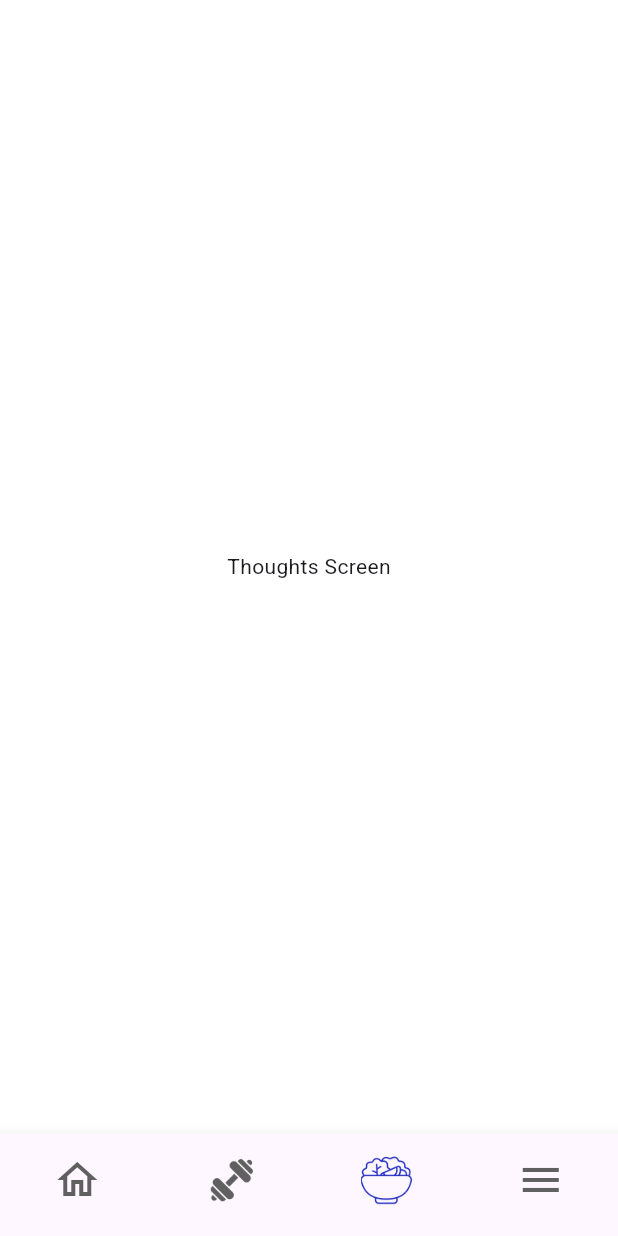
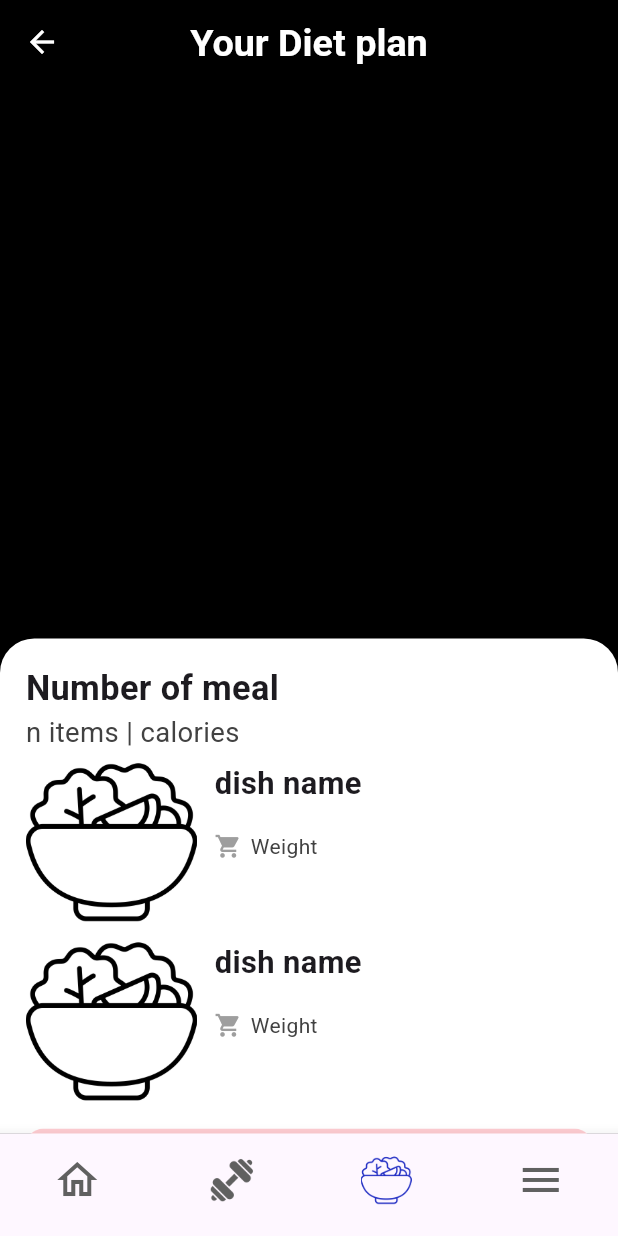
Before and after one commit to AhmedAbdelaziz207/Team-AR, a Flutter app: the RootScreen screen opened by its route, item 3 of the bottom bar chosen, on a phone screen of 412 x 824 dp. Run offline on Flutter 3.47's test engine with Material 3 defaults, Android fonts, the phone set to English and light mode, and no system bars; our stand-ins replace bloc, carousel_slider, dio, easy_localization, equatable, flutter_bloc and 6 more; accounts and stored records are empty; generated files the repository leaves out were written again.

Commit message:
+meals Screen

```diff
--- /dev/null
+++ b/lib/features/diet/diet_screen.dart
@@ -0,0 +1,52 @@
+import 'package:flutter/material.dart';
+import 'package:flutter_screenutil/flutter_screenutil.dart';
+import 'package:team_ar/core/theme/app_colors.dart';
+import 'package:team_ar/features/diet/widgets/meal_list.dart';
+
+class DietScreen extends StatelessWidget {
+  const DietScreen({super.key});
+
+  @override
+  Widget build(BuildContext context) {
+    return Scaffold(
+      backgroundColor: Colors.black,
+      appBar: PreferredSize(
+        preferredSize: Size.fromHeight(80.h),
+        child: AppBar(
+          backgroundColor: Colors.black,
+          elevation: 0,
+          leading: IconButton(
+            icon: const Icon(Icons.arrow_back, color: Colors.white),
+            onPressed: () => Navigator.pop(context),
+          ),
+          title: Text("Your Diet plan",
+              style: TextStyle(
+                  color: Colors.white,
+                  fontSize: 22.sp,
+                  fontWeight: FontWeight.bold)),
+          centerTitle: true,
+        ),
+      ),
+      body: DraggableScrollableSheet(
+
+        builder: (context, controller) {
+          return Container(
+            decoration: BoxDecoration(
+              color: Colors.white,
+              borderRadius: BorderRadius.only(
+                topLeft: Radius.circular(20.r),
+                topRight: Radius.circular(20.r),
+              ),
+            ),
+            child: ListView.builder(
+                itemCount: 2,
+                controller: controller,
+                itemBuilder: (context, index) {
+                  return const MealList();
+                }),
+          );
+        },
+      ),
+    );
+  }
+}
--- /dev/null
+++ b/lib/features/diet/widgets/health_alert.dart
@@ -0,0 +1,34 @@
+import 'package:flutter/material.dart';
+import 'package:flutter_screenutil/flutter_screenutil.dart';
+
+import '../../../core/theme/app_colors.dart';
+
+class HealthAlert extends StatelessWidget {
+  final String message ;
+  const HealthAlert({super.key, required this.message});
+
+  @override
+  Widget build(BuildContext context) {
+    return  Container(
+      padding:  EdgeInsets.all(12.sp),
+      margin:  EdgeInsets.symmetric(vertical: 10.h),
+      decoration: BoxDecoration(
+        color: Colors.red.shade100,
+        borderRadius: BorderRadius.circular(10.sp),
+      ),
+      child:  Row(
+        children: [
+          Icon(Icons.info, color: AppColors.orange),
+          SizedBox(width: 10.w),
+           Expanded(
+            child: Text(
+              maxLines: 1,
+              message,
+              style: const TextStyle(color: AppColors.red, fontWeight: FontWeight.bold),
+            ),
+          ),
+        ],
+      ),
+    );
+  }
+}
--- /dev/null
+++ b/lib/features/diet/widgets/meal_item.dart
@@ -0,0 +1,62 @@
+import 'package:flutter/material.dart';
+import 'package:flutter_screenutil/flutter_screenutil.dart';
+
+class MealItem extends StatelessWidget {
+  final String imagePath;
+
+  final String weight;
+  final String dishName;
+
+  const MealItem(
+      {super.key, required this.imagePath, required this.weight, required this.dishName});
+
+  @override
+  Widget build(BuildContext context) {
+    return Column(
+      children: [
+        Row(children: [
+          ClipRRect(
+              borderRadius: BorderRadius.circular(10.sp),
+              child: Image.asset(
+                imagePath,
+                height: 100.h,
+                width: 100.w,
+              )),
+          Expanded(
+            child: Padding(
+              padding:
+              EdgeInsets.only(bottom: 25.0.h, left: 10.w),
+              child: Column(
+                crossAxisAlignment: CrossAxisAlignment.start,
+                children: [
+                  Text(
+                    dishName,
+                    style: TextStyle(
+                        fontWeight: FontWeight.bold,
+                        fontSize: 18.sp),
+                  ),
+                  SizedBox(
+                    height: 15.h,
+                  ),
+                  Row(
+                    children: [
+                      Icon(Icons.shopping_cart,
+                          color: Colors.grey, size: 16.sp),
+                      SizedBox(width: 5.w),
+                      Text(weight,
+                          style:
+                          TextStyle(color: Colors.grey[800])),
+                    ],
+                  ),
+                  SizedBox(height: 10.h),
+                ],
+              ),
+            ),
+          ),
+
+        ]),
+
+      ],
+    );
+  }
+}
--- /dev/null
+++ b/lib/features/diet/widgets/meal_list.dart
@@ -0,0 +1,39 @@
+import 'package:flutter/material.dart';
+import 'package:flutter_screenutil/flutter_screenutil.dart';
+import 'package:team_ar/features/diet/widgets/health_alert.dart';
+
+import 'meal_item.dart';
+
+class MealList extends StatelessWidget {
+  const MealList({super.key});
+
+  @override
+  Widget build(BuildContext context) {
+    return Padding(
+      padding: EdgeInsets.all(15.0.sp),
+      child: Column(
+        crossAxisAlignment: CrossAxisAlignment.start,
+        children: [
+          /// title
+          Text("Number of meal",
+              style: TextStyle(fontSize: 20.sp, fontWeight: FontWeight.bold)),
+          Text("n items | calories",
+              style: TextStyle(color: Colors.grey[800], fontSize: 16.sp)),
+
+          /// meals
+          const MealItem(
+              imagePath: 'assets/images/dish.png',
+              dishName: "dish name",
+              weight: "Weight"),
+          const MealItem(
+              imagePath: 'assets/images/dish.png',
+              dishName: "dish name",
+              weight: "Weight"),
+
+          /// alert
+          const HealthAlert(message: "ابدأ بالخضار، واشرب ماء قبل ما تفطر"),
+        ],
+      ),
+    );
+  }
+}
--- a/lib/features/home/user/widget/navigation_click.dart
+++ b/lib/features/home/user/widget/navigation_click.dart
@@ -1,5 +1,6 @@
 import 'package:flutter/widgets.dart';
 import 'package:flutter_bloc/flutter_bloc.dart';
+import 'package:team_ar/features/diet/diet_screen.dart';
 import 'package:team_ar/features/home/user/ui/user_home_screen.dart';
 import 'package:team_ar/features/work_out/ui/work_out_screen.dart';
 
@@ -21,7 +22,7 @@ class NavigationClick extends StatelessWidget {
             return const WorkOutScreen();
           }
           if (state.navbarItem == NavBarItems.thoughts) {
-            return const Center(child: Text('Thoughts Screen'));
+            return const DietScreen() ;
           }
           if (state.navbarItem == NavBarItems.food) {
             return const Center(child: Text('Food Screen'));
--- a/lib/features/work_out/widgets/exercise_list.dart
+++ b/lib/features/work_out/widgets/exercise_list.dart
@@ -14,12 +14,26 @@ class ExerciseList extends StatelessWidget {
     return Expanded(
       child: BlocBuilder<WorkoutCubit, WorkoutState>(
         builder: (context, state) {
-          return ListView.builder(
-            padding: EdgeInsets.symmetric(horizontal: 16.w),
-            itemCount: state.exercises.length,
-            itemBuilder: (context, index) {
-              final exercise = state.exercises[index];
-              return _buildExerciseCard(context, exercise);
+          return DraggableScrollableSheet(
+            builder: (context, controller) {
+              return Container(
+                decoration: BoxDecoration(
+                  color: Colors.white,
+                  borderRadius: BorderRadius.only(
+                    topLeft: Radius.circular(20.r),
+                    topRight: Radius.circular(20.r),
+                  ),
+                ),
+                child: ListView.builder(
+                  controller: controller,
+                  padding: EdgeInsets.symmetric(horizontal: 16.w),
+                  itemCount: state.exercises.length,
+                  itemBuilder: (context, index) {
+                    final exercise = state.exercises[index];
+                    return _buildExerciseCard(context, exercise);
+                  },
+                ),
+              );
             },
           );
         },
```
Also changed, not shown: 4 other files.
